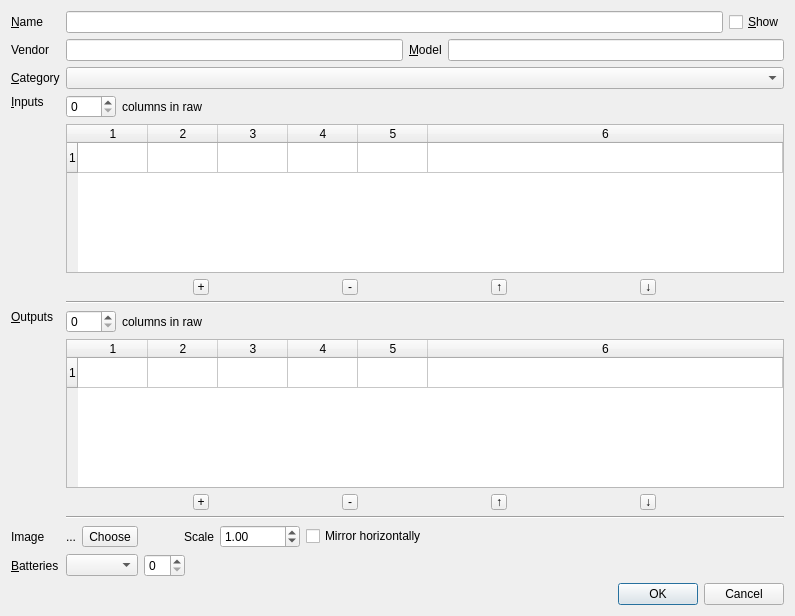
uliss/patch_scene, file deviceproperties.ui: the form before one commit.
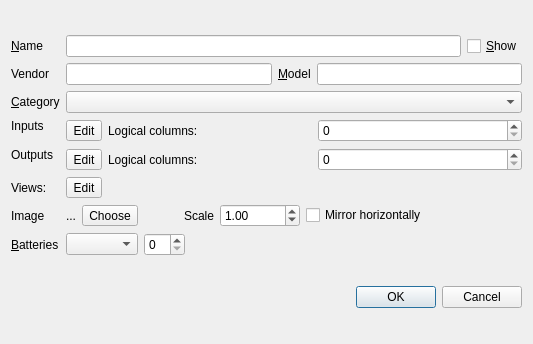
The form after the commit.

Commit message: new iface start

```diff
--- a/deviceproperties.ui
+++ b/deviceproperties.ui
@@ -6,8 +6,8 @@
    <rect>
     <x>0</x>
     <y>0</y>
-    <width>795</width>
-    <height>616</height>
+    <width>533</width>
+    <height>344</height>
    </rect>
   </property>
   <property name="windowTitle">
@@ -16,285 +16,7 @@
   <layout class="QVBoxLayout" name="verticalLayout">
    <item>
     <layout class="QGridLayout" name="gridLayout">
-     <item row="1" column="1">
-      <layout class="QHBoxLayout" name="horizontalLayout_5" stretch="0,0,0">
-       <item>
-        <widget class="QLineEdit" name="vendor"/>
-       </item>
-       <item>
-        <widget class="QLabel" name="modelLabel">
-         <property name="text">
-          <string>&amp;Model</string>
-         </property>
-         <property name="buddy">
-          <cstring>model</cstring>
-         </property>
-        </widget>
-       </item>
-       <item>
-        <widget class="QLineEdit" name="model"/>
-       </item>
-      </layout>
-     </item>
-     <item row="0" column="1">
-      <layout class="QHBoxLayout" name="nameLayout">
-       <item>
-        <widget class="QLineEdit" name="deviceName"/>
-       </item>
-       <item>
-        <widget class="QCheckBox" name="showTitle">
-         <property name="text">
-          <string>&amp;Show</string>
-         </property>
-        </widget>
-       </item>
-      </layout>
-     </item>
-     <item row="7" column="1">
-      <layout class="QHBoxLayout" name="horizontalLayout_4">
-       <item>
-        <widget class="QSpinBox" name="outletsColumns">
-         <property name="minimumSize">
-          <size>
-           <width>50</width>
-           <height>0</height>
-          </size>
-         </property>
-        </widget>
-       </item>
-       <item>
-        <widget class="QLabel" name="outletsColumnsLabel">
-         <property name="text">
-          <string>columns in raw</string>
-         </property>
-        </widget>
-       </item>
-       <item>
-        <spacer name="outletsHSpacer">
-         <property name="orientation">
-          <enum>Qt::Horizontal</enum>
-         </property>
-         <property name="sizeHint" stdset="0">
-          <size>
-           <width>40</width>
-           <height>20</height>
-          </size>
-         </property>
-        </spacer>
-       </item>
-      </layout>
-     </item>
-     <item row="4" column="1">
-      <widget class="QTableWidget" name="inlets">
-       <property name="minimumSize">
-        <size>
-         <width>700</width>
-         <height>100</height>
-        </size>
-       </property>
-       <property name="sizeAdjustPolicy">
-        <enum>QAbstractScrollArea::AdjustToContents</enum>
-       </property>
-       <property name="rowCount">
-        <number>1</number>
-       </property>
-       <property name="columnCount">
-        <number>6</number>
-       </property>
-       <attribute name="horizontalHeaderDefaultSectionSize">
-        <number>70</number>
-       </attribute>
-       <attribute name="horizontalHeaderHighlightSections">
-        <bool>false</bool>
-       </attribute>
-       <attribute name="horizontalHeaderStretchLastSection">
-        <bool>true</bool>
-       </attribute>
-       <attribute name="verticalHeaderHighlightSections">
-        <bool>false</bool>
-       </attribute>
-       <row/>
-       <column/>
-       <column/>
-       <column/>
-       <column/>
-       <column/>
-       <column/>
-      </widget>
-     </item>
-     <item row="12" column="1">
-      <layout class="QHBoxLayout" name="horizontalLayout">
-       <item>
-        <widget class="QComboBox" name="batteryType"/>
-       </item>
-       <item>
-        <widget class="QSpinBox" name="batteryCount">
-         <property name="maximum">
-          <number>10</number>
-         </property>
-        </widget>
-       </item>
-       <item>
-        <spacer name="horizontalSpacer_6">
-         <property name="orientation">
-          <enum>Qt::Horizontal</enum>
-         </property>
-         <property name="sizeHint" stdset="0">
-          <size>
-           <width>40</width>
-           <height>20</height>
-          </size>
-         </property>
-        </spacer>
-       </item>
-      </layout>
-     </item>
-     <item row="1" column="0">
-      <widget class="QLabel" name="vendorLabel">
-       <property name="text">
-        <string>Vendor</string>
-       </property>
-       <property name="buddy">
-        <cstring>vendor</cstring>
-       </property>
-      </widget>
-     </item>
-     <item row="12" column="0">
-      <widget class="QLabel" name="batteryLabel">
-       <property name="text">
-        <string>&amp;Batteries</string>
-       </property>
-       <property name="buddy">
-        <cstring>batteryType</cstring>
-       </property>
-      </widget>
-     </item>
-     <item row="10" column="1">
-      <widget class="QFrame" name="outletsHLine">
-       <property name="frameShape">
-        <enum>QFrame::HLine</enum>
-       </property>
-       <property name="frameShadow">
-        <enum>QFrame::Sunken</enum>
-       </property>
-      </widget>
-     </item>
-     <item row="5" column="1">
-      <layout class="QHBoxLayout" name="inletContainer">
-       <item>
-        <widget class="QToolButton" name="addInlet">
-         <property name="maximumSize">
-          <size>
-           <width>16</width>
-           <height>16</height>
-          </size>
-         </property>
-         <property name="toolTip">
-          <string>add input</string>
-         </property>
-         <property name="text">
-          <string notr="true">+</string>
-         </property>
-        </widget>
-       </item>
-       <item>
-        <widget class="QToolButton" name="removeInlet">
-         <property name="maximumSize">
-          <size>
-           <width>16</width>
-           <height>16</height>
-          </size>
-         </property>
-         <property name="toolTip">
-          <string>remove input</string>
-         </property>
-         <property name="text">
-          <string notr="true">-</string>
-         </property>
-        </widget>
-       </item>
-       <item>
-        <widget class="QToolButton" name="moveInletUp">
-         <property name="maximumSize">
-          <size>
-           <width>16</width>
-           <height>16</height>
-          </size>
-         </property>
-         <property name="toolTip">
-          <string>Move input up</string>
-         </property>
-         <property name="text">
-          <string notr="true">↑</string>
-         </property>
-        </widget>
-       </item>
-       <item>
-        <widget class="QToolButton" name="moveInletDown">
-         <property name="maximumSize">
-          <size>
-           <width>16</width>
-           <height>16</height>
-          </size>
-         </property>
-         <property name="toolTip">
-          <string>Move input down</string>
-         </property>
-         <property name="text">
-          <string notr="true">↓</string>
-         </property>
-        </widget>
-       </item>
-      </layout>
-     </item>
-     <item row="2" column="1">
-      <widget class="QComboBox" name="category"/>
-     </item>
-     <item row="3" column="1">
-      <layout class="QHBoxLayout" name="horizontalLayout_3">
-       <item>
-        <widget class="QSpinBox" name="inletsColumns">
-         <property name="minimumSize">
-          <size>
-           <width>50</width>
-           <height>0</height>
-          </size>
-         </property>
-        </widget>
-       </item>
-       <item>
-        <widget class="QLabel" name="inletsColumnsLabel">
-         <property name="text">
-          <string>columns in raw</string>
-         </property>
-        </widget>
-       </item>
-       <item>
-        <spacer name="inletsHSpacer">
-         <property name="orientation">
-          <enum>Qt::Horizontal</enum>
-         </property>
-         <property name="sizeHint" stdset="0">
-          <size>
-           <width>40</width>
-           <height>20</height>
-          </size>
-         </property>
-        </spacer>
-       </item>
-      </layout>
-     </item>
-     <item row="0" column="0">
-      <widget class="QLabel" name="deviceNameLabel">
-       <property name="text">
-        <string>&amp;Name</string>
-       </property>
-       <property name="buddy">
-        <cstring>deviceName</cstring>
-       </property>
-      </widget>
-     </item>
-     <item row="11" column="1">
+     <item row="6" column="1">
       <layout class="QHBoxLayout" name="imageLayout">
        <item>
         <widget class="QLabel" name="currentImage">
@@ -389,88 +111,64 @@
        </item>
       </layout>
      </item>
-     <item row="9" column="1">
-      <layout class="QHBoxLayout" name="outletContainer">
-       <item>
-        <widget class="QToolButton" name="addOutlet">
-         <property name="maximumSize">
-          <size>
-           <width>16</width>
-           <height>16</height>
-          </size>
-         </property>
-         <property name="toolTip">
-          <string>add output</string>
-         </property>
-         <property name="text">
-          <string notr="true">+</string>
-         </property>
-        </widget>
-       </item>
-       <item>
-        <widget class="QToolButton" name="removeOutlet">
-         <property name="maximumSize">
-          <size>
-           <width>16</width>
-           <height>16</height>
-          </size>
-         </property>
-         <property name="toolTip">
-          <string>remove output</string>
-         </property>
-         <property name="text">
-          <string notr="true">-</string>
-         </property>
-        </widget>
-       </item>
-       <item>
-        <widget class="QToolButton" name="moveOutletUp">
-         <property name="maximumSize">
-          <size>
-           <width>16</width>
-           <height>16</height>
-          </size>
-         </property>
-         <property name="toolTip">
-          <string>Move output up</string>
-         </property>
-         <property name="text">
-          <string notr="true">↑</string>
-         </property>
-        </widget>
-       </item>
-       <item>
-        <widget class="QToolButton" name="moveOutletDown">
-         <property name="maximumSize">
-          <size>
-           <width>16</width>
-           <height>16</height>
-          </size>
-         </property>
-         <property name="toolTip">
-          <string>Move output down</string>
-         </property>
-         <property name="text">
-          <string notr="true">↓</string>
-         </property>
-        </widget>
-       </item>
-      </layout>
-     </item>
-     <item row="7" column="0" rowspan="4">
-      <widget class="QLabel" name="outletsLabel">
+     <item row="3" column="0">
+      <widget class="QLabel" name="inletsLabel">
        <property name="text">
-        <string>&amp;Outputs</string>
+        <string>Inputs</string>
        </property>
        <property name="alignment">
         <set>Qt::AlignLeading|Qt::AlignLeft|Qt::AlignTop</set>
        </property>
+      </widget>
+     </item>
+     <item row="7" column="0">
+      <widget class="QLabel" name="batteryLabel">
+       <property name="text">
+        <string>&amp;Batteries</string>
+       </property>
        <property name="buddy">
-        <cstring>outlets</cstring>
+        <cstring>batteryType</cstring>
        </property>
       </widget>
      </item>
-     <item row="11" column="0">
+     <item row="0" column="0">
+      <widget class="QLabel" name="deviceNameLabel">
+       <property name="text">
+        <string>&amp;Name</string>
+       </property>
+       <property name="buddy">
+        <cstring>deviceName</cstring>
+       </property>
+      </widget>
+     </item>
+     <item row="7" column="1">
+      <layout class="QHBoxLayout" name="horizontalLayout">
+       <item>
+        <widget class="QComboBox" name="batteryType"/>
+       </item>
+       <item>
+        <widget class="QSpinBox" name="batteryCount">
+         <property name="maximum">
+          <number>10</number>
+         </property>
+        </widget>
+       </item>
+       <item>
+        <spacer name="horizontalSpacer_6">
+         <property name="orientation">
+          <enum>Qt::Horizontal</enum>
+         </property>
+         <property name="sizeHint" stdset="0">
+          <size>
+           <width>40</width>
+           <height>20</height>
+          </size>
+         </property>
+        </spacer>
+       </item>
+      </layout>
+     </item>
+     <item row="6" column="0">
       <widget class="QLabel" name="imageLabel">
        <property name="text">
         <string>Image</string>
@@ -490,64 +188,116 @@
        </property>
       </widget>
      </item>
-     <item row="8" column="1">
-      <widget class="QTableWidget" name="outlets">
-       <property name="minimumSize">
-        <size>
-         <width>700</width>
-         <height>100</height>
-        </size>
+     <item row="1" column="0">
+      <widget class="QLabel" name="vendorLabel">
+       <property name="text">
+        <string>Vendor</string>
        </property>
-       <property name="sizeAdjustPolicy">
-        <enum>QAbstractScrollArea::AdjustToContents</enum>
+       <property name="buddy">
+        <cstring>vendor</cstring>
        </property>
-       <property name="rowCount">
-        <number>1</number>
-       </property>
-       <property name="columnCount">
-        <number>6</number>
-       </property>
-       <attribute name="horizontalHeaderDefaultSectionSize">
-        <number>70</number>
-       </attribute>
-       <attribute name="horizontalHeaderHighlightSections">
-        <bool>false</bool>
-       </attribute>
-       <attribute name="horizontalHeaderStretchLastSection">
-        <bool>true</bool>
-       </attribute>
-       <attribute name="verticalHeaderHighlightSections">
-        <bool>false</bool>
-       </attribute>
-       <row/>
-       <column/>
-       <column/>
-       <column/>
-       <column/>
-       <column/>
-       <column/>
       </widget>
      </item>
-     <item row="6" column="1">
-      <widget class="QFrame" name="inletsHLine">
-       <property name="frameShape">
-        <enum>QFrame::HLine</enum>
-       </property>
-       <property name="frameShadow">
-        <enum>QFrame::Sunken</enum>
-       </property>
-      </widget>
+     <item row="2" column="1">
+      <widget class="QComboBox" name="category"/>
      </item>
-     <item row="3" column="0" rowspan="4">
-      <widget class="QLabel" name="inletsLabel">
+     <item row="4" column="1">
+      <layout class="QGridLayout" name="outputsGrid">
+       <item row="0" column="0">
+        <widget class="QToolButton" name="outputsEditLogical">
+         <property name="text">
+          <string>Edit</string>
+         </property>
+        </widget>
+       </item>
+       <item row="0" column="2">
+        <widget class="QSpinBox" name="outletsColumns"/>
+       </item>
+       <item row="0" column="1">
+        <widget class="QLabel" name="outputsLabelLogicalCols">
+         <property name="text">
+          <string>Logical columns:</string>
+         </property>
+        </widget>
+       </item>
+      </layout>
+     </item>
+     <item row="3" column="1">
+      <layout class="QGridLayout" name="inputsGrid">
+       <item row="1" column="0">
+        <widget class="QToolButton" name="inputsEditLogical">
+         <property name="text">
+          <string>Edit</string>
+         </property>
+        </widget>
+       </item>
+       <item row="1" column="1">
+        <widget class="QLabel" name="inputsLabelLogicalCols">
+         <property name="text">
+          <string>Logical columns:</string>
+         </property>
+        </widget>
+       </item>
+       <item row="1" column="2">
+        <widget class="QSpinBox" name="inletsColumns"/>
+       </item>
+      </layout>
+     </item>
+     <item row="4" column="0">
+      <widget class="QLabel" name="outletsLabel">
        <property name="text">
-        <string>&amp;Inputs</string>
+        <string>Outputs</string>
        </property>
        <property name="alignment">
         <set>Qt::AlignLeading|Qt::AlignLeft|Qt::AlignTop</set>
        </property>
-       <property name="buddy">
-        <cstring>inlets</cstring>
+      </widget>
+     </item>
+     <item row="0" column="1">
+      <layout class="QHBoxLayout" name="nameLayout">
+       <item>
+        <widget class="QLineEdit" name="deviceName"/>
+       </item>
+       <item>
+        <widget class="QCheckBox" name="showTitle">
+         <property name="text">
+          <string>&amp;Show</string>
+         </property>
+        </widget>
+       </item>
+      </layout>
+     </item>
+     <item row="5" column="0">
+      <widget class="QLabel" name="viewsLabel">
+       <property name="text">
+        <string>Views:</string>
+       </property>
+      </widget>
+     </item>
+     <item row="1" column="1">
+      <layout class="QHBoxLayout" name="horizontalLayout_5" stretch="0,0,0">
+       <item>
+        <widget class="QLineEdit" name="vendor"/>
+       </item>
+       <item>
+        <widget class="QLabel" name="modelLabel">
+         <property name="text">
+          <string>&amp;Model</string>
+         </property>
+         <property name="buddy">
+          <cstring>model</cstring>
+         </property>
+        </widget>
+       </item>
+       <item>
+        <widget class="QLineEdit" name="model"/>
+       </item>
+      </layout>
+     </item>
+     <item row="5" column="1">
+      <widget class="QToolButton" name="viewsEdit">
+       <property name="text">
+        <string>Edit</string>
        </property>
       </widget>
      </item>
```
Left out of the diff: 10 changed lines with no effect on the pictures. The commit also changes 1 other file.
